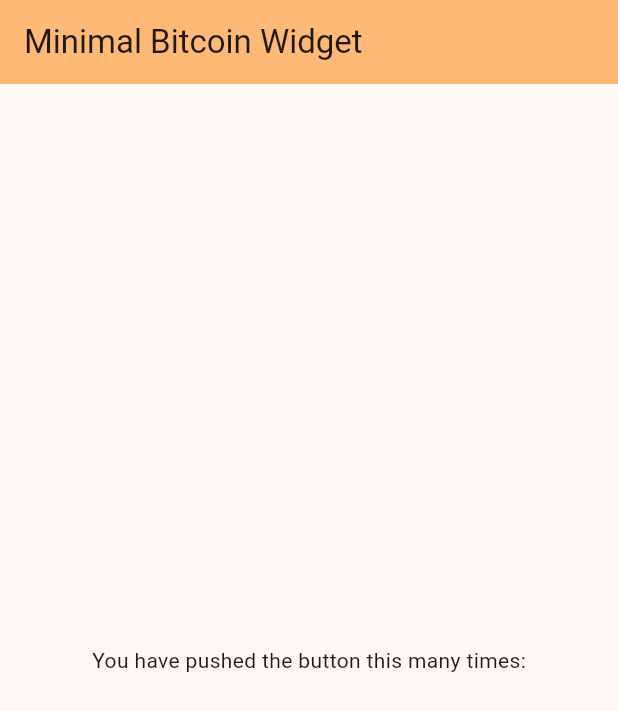
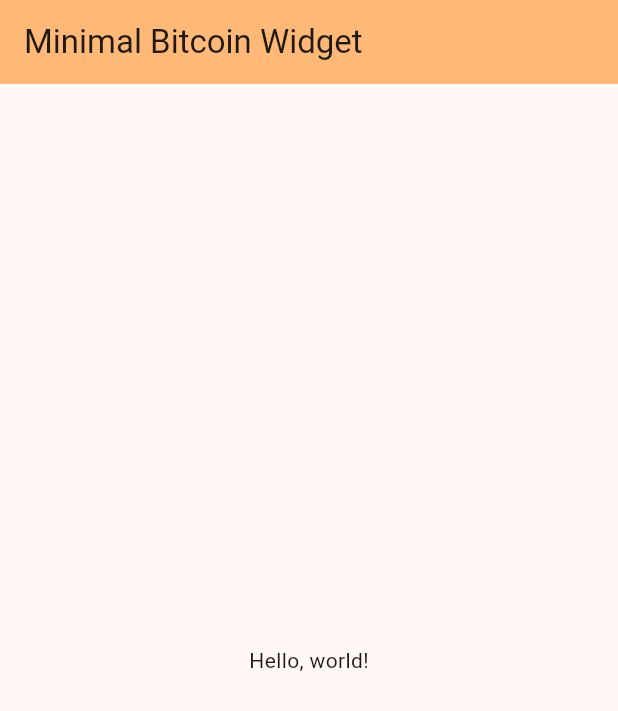
Before and after one commit to juliancoronado/MinimalBitcoinWidget, a Flutter app: the screen it shows after launch, on a phone screen of 412 x 824 dp. Shown: the top 711 px of the screen. Run offline on Flutter 3.47's test engine with Material 3 defaults, Android fonts, the phone set to English and light mode, and no system bars.

Commit message:
Setting up tests and Hello World widget

```diff
--- /dev/null
+++ b/lib/constants.dart
@@ -0,0 +1 @@
+const appTitle = 'Minimal Bitcoin Widget';
--- a/lib/main.dart
+++ b/lib/main.dart
@@ -1,21 +1,40 @@
 import 'package:flutter/material.dart';
+import 'package:flutter/services.dart';
+import 'package:minimalbitcoinwidget/constants.dart';
+// import 'package:shared_preferences/shared_preferences.dart';
 
-void main() {
-  runApp(const MyApp());
+void main() async {
+  WidgetsFlutterBinding.ensureInitialized();
+
+  // TODO - implement SharedPrefs for storing selected currency
+  // final sharedPreferences = await SharedPreferences.getInstance();
+
+  runApp(const MinimalBitcoinWidget());
 }
 
-class MyApp extends StatelessWidget {
-  const MyApp({super.key});
+class MinimalBitcoinWidget extends StatelessWidget {
+  const MinimalBitcoinWidget({super.key});
 
   @override
   Widget build(BuildContext context) {
+    SystemChrome.setEnabledSystemUIMode(SystemUiMode.edgeToEdge);
+
+    SystemChrome.setSystemUIOverlayStyle(
+      const SystemUiOverlayStyle(
+        systemNavigationBarColor:
+            // draw navigation bar over app (Android)
+            Colors.transparent,
+      ),
+    );
+
     return MaterialApp(
-      title: 'Minimal Bitcoin Widget',
+      title: appTitle,
+      themeMode: ThemeMode.system,
       theme: ThemeData(
         colorScheme: ColorScheme.fromSeed(seedColor: Colors.orange),
         useMaterial3: true,
       ),
-      home: const HomePage(title: 'Minimal Bitcoin Widget'),
+      home: const HomePage(title: appTitle),
     );
   }
 }
@@ -30,7 +49,6 @@ class HomePage extends StatefulWidget {
 }
 
 class _HomePageState extends State<HomePage> {
-
   @override
   Widget build(BuildContext context) {
     return Scaffold(
@@ -38,16 +56,7 @@ class _HomePageState extends State<HomePage> {
         backgroundColor: Theme.of(context).colorScheme.inversePrimary,
         title: Text(widget.title),
       ),
-      body: const Center(
-        child: Column(
-          mainAxisAlignment: MainAxisAlignment.center,
-          children: <Widget>[
-            Text(
-              'You have pushed the button this many times:',
-            ),
-          ],
-        ),
-      ), // This trailing comma makes auto-formatting nicer for build methods.
+      body: const Center(child: Text('Hello, world!')),
     );
   }
 }
```
Also changed, not shown: pubspec.yaml (+4 -4 lines), pubspec.lock, 1 other file.
